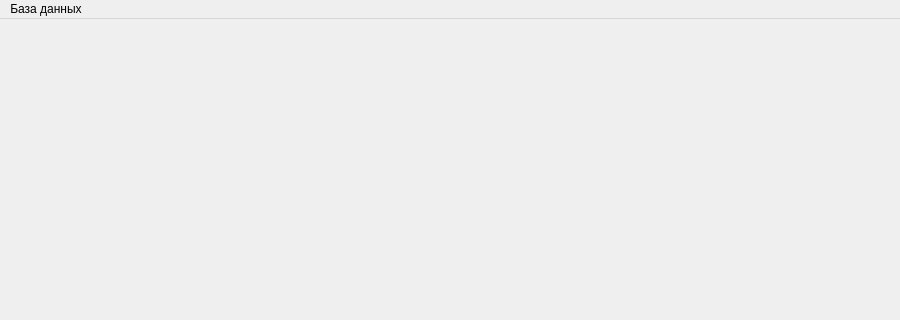
Old version of the form src/MainWindow.ui in the repository kiselev-dmitrii/climberdb; both pictures show x 0 to 900 and y 0 to 320 of the 900 by 600 pixel window.
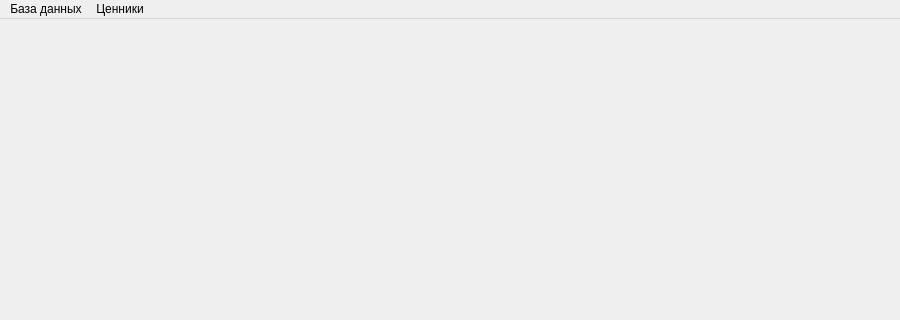
New version of the form.

The edit to the form file:
```diff
--- a/src/MainWindow.ui
+++ b/src/MainWindow.ui
@@ -36,7 +36,15 @@
     <addaction name="actSales"/>
     <addaction name="actClients"/>
    </widget>
+   <widget class="QMenu" name="menu">
+    <property name="title">
+     <string>Ценники</string>
+    </property>
+    <addaction name="action"/>
+    <addaction name="action_2"/>
+   </widget>
    <addaction name="mnDatabase"/>
+   <addaction name="menu"/>
   </widget>
   <widget class="QStatusBar" name="sbMainStatusBar"/>
   <action name="actSales">
```
Left out of the diff: 10 changed lines with no effect on the pictures.
